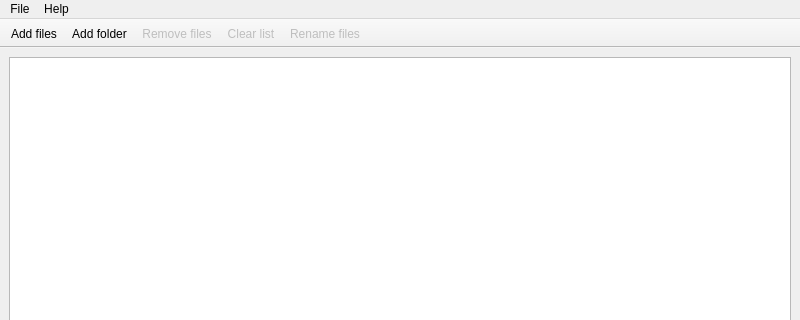
Old version of the form mainwindow.ui in the repository bulkware/bwrenamer; both pictures show x 0 to 800 and y 0 to 320 of the 800 by 600 pixel window.
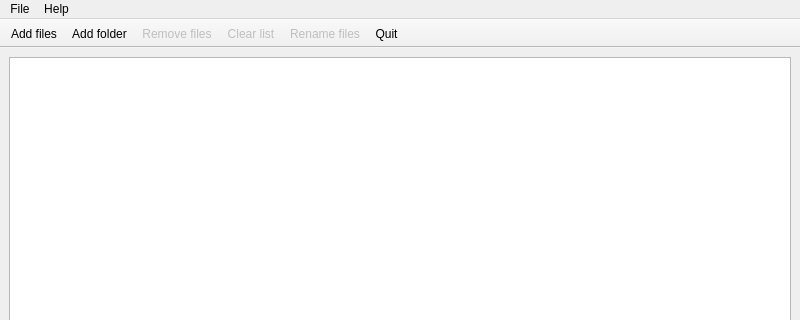
New version of the form.

Commit message: Version 1.1.0 with quit-button, screenshot, README.md, etc.

The edit to the form file:
```diff
--- a/mainwindow.ui
+++ b/mainwindow.ui
@@ -947,6 +947,7 @@
    <addaction name="actionRemoveFiles"/>
    <addaction name="actionClearList"/>
    <addaction name="actionRename"/>
+   <addaction name="actionQuit"/>
   </widget>
   <action name="actionQuit">
    <property name="text">
```
Left out of the diff: 2 changed lines with no effect on the pictures. The commit also changes 4 other files.
